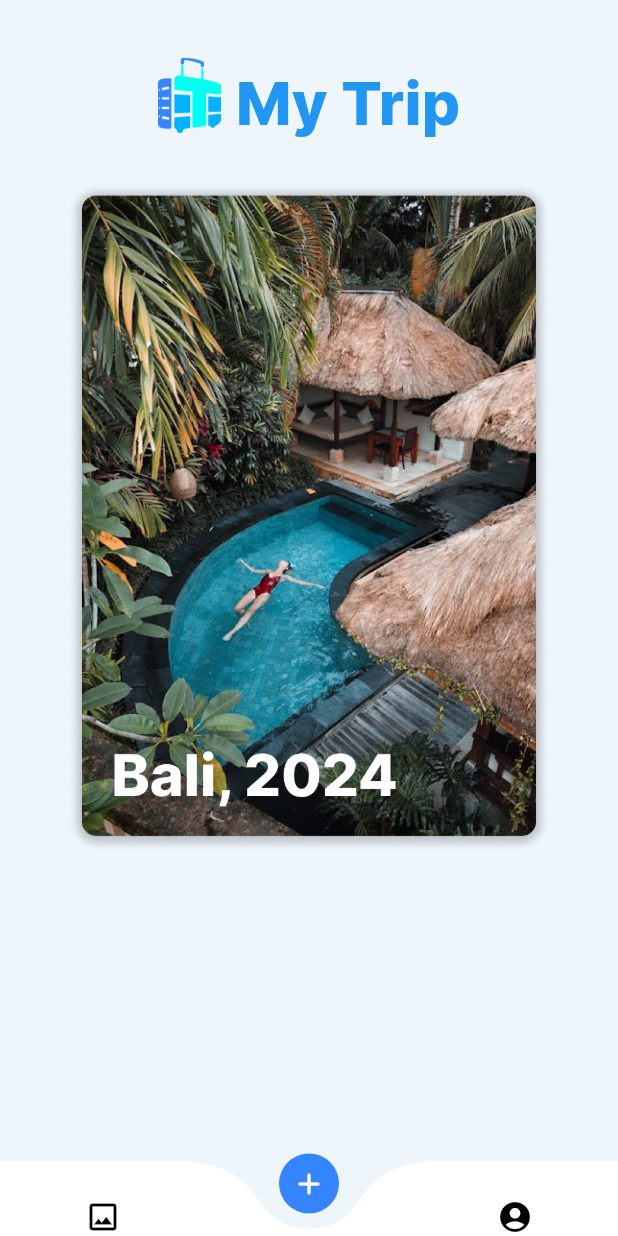
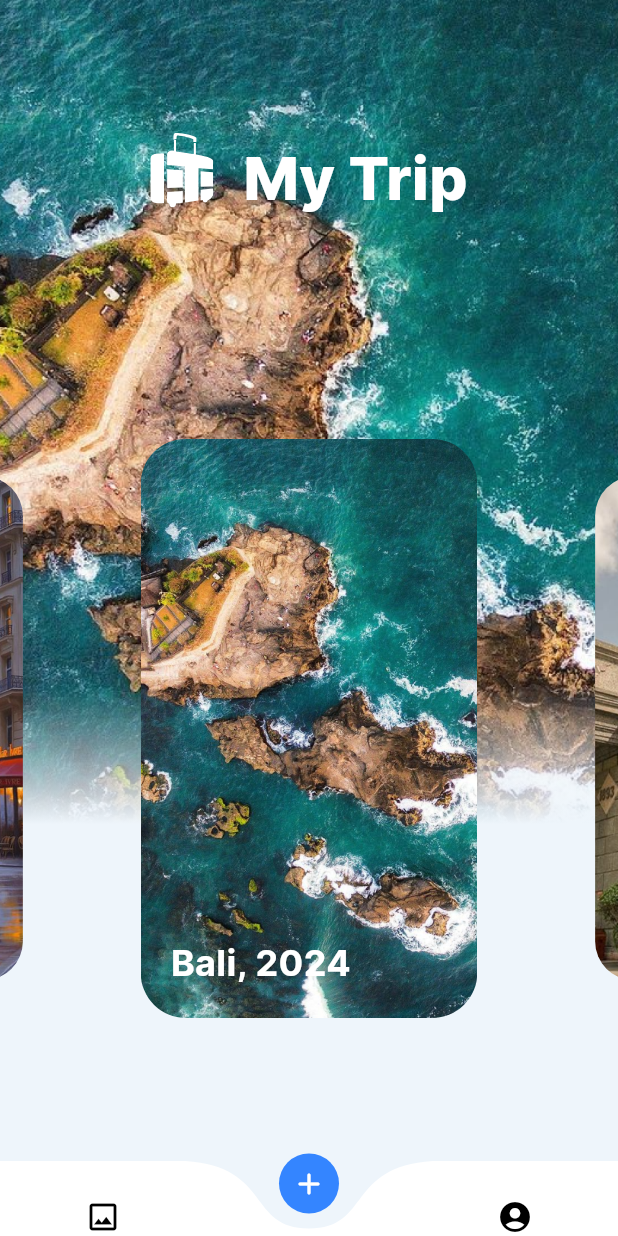
Before and after one commit to ryanceha/Trippin, a Flutter app: the HomePage screen opened directly, on a phone screen of 412 x 824 dp. Run offline on Flutter 3.47's test engine with Material 3 defaults, Android fonts, the phone set to English and light mode, and no system bars; drawn by our look-alikes of carousel_slider, curved_navigation_bar; our stand-ins replace animated_splash_screen, flutter_svg, percent_indicator.

Commit message:
done enhancing the home page

```diff
--- a/lib/main.dart
+++ b/lib/main.dart
@@ -1,5 +1,4 @@
 import 'package:flutter/material.dart';
-import 'package:trippin/pages/galery.dart';
 import 'package:trippin/pages/splash_page.dart';
 
 void main() {
--- a/lib/pages/home_page.dart
+++ b/lib/pages/home_page.dart
@@ -1,8 +1,8 @@
 import 'package:flutter/material.dart';
 import 'package:curved_navigation_bar/curved_navigation_bar.dart';
-import 'package:trippin/pages/add_trip_page.dart';
+import 'package:carousel_slider/carousel_slider.dart';
+import 'package:flutter_svg/svg.dart';
 import 'package:trippin/pages/dashboard_page.dart';
-import 'package:trippin/pages/recommend_page.dart';
 
 class HomePage extends StatefulWidget {
   const HomePage({Key? key}) : super(key: key);
@@ -51,25 +51,46 @@ class _HomePageState extends State<HomePage>
     super.dispose();
   }
 
+  CarouselController _carouselController = new CarouselController();
+
+  int _current = 0;
+
+  List<dynamic> _cards = [
+    {'text': 'Bali, 2024', 'image': 'lib/images/home/bali.png'},
+    {'text': 'Surabaya, 2024', 'image': 'lib/images/home/surabaya.png'},
+    {'text': 'France, 2027', 'image': 'lib/images/home/france.png'}
+  ];
+
   @override
   Widget build(BuildContext context) {
     return Scaffold(
       backgroundColor: Color(0xFFEEF5FB),
-      body: Stack(
+      body: Container(
+        padding: const EdgeInsets.all(0),
+        height: MediaQuery.of(context).size.height,
+        child: Stack(
           children: [
-          // Logo and Text
+            // Update background image based on carousel's current slide
+            Image.asset(
+              _cards[_current]['image'], // Use the current image
+              fit: BoxFit.cover,
+              width: MediaQuery.of(context).size.width,
+              height: MediaQuery.of(context).size.height,
+            ),
             Positioned(
-            top: 30,
+              top: 80,
               left: 20,
               right: 20,
               child: Row(
                 mainAxisAlignment: MainAxisAlignment.center,
                 children: [
-                Image.asset(
-                  'lib/images/home/logo_wrn.png', // Pastikan path gambar benar
+                  SvgPicture.asset(
+                    'lib/images/home/logo_white.svg',
                     height: 50,
+                    width: 42,
+                    color: Colors.white,
                   ),
-                SizedBox(width: 10),
+                  SizedBox(width: 20),
                   Container(
                     margin: EdgeInsets.only(top: 10), // Margin top 10px
                     child: Text(
@@ -78,132 +99,111 @@ class _HomePageState extends State<HomePage>
                         fontFamily: 'Inter',
                         fontSize: 40,
                         fontWeight: FontWeight.w800, // Extra Bold
-                      color: Colors.blue,
+                        color: Colors.white,
                       ),
                     ),
                   ),
                 ],
               ),
             ),
-          // Cover Image
+
             Positioned(
-            top: 120, // Adjust top position as needed
-            left: 20,
-            right: 20,
               child: Container(
-              height: 450, // Sesuaikan ukuran height di sini
-              child: PageView(
-                controller: _pageController,
-                children: [
-                  GestureDetector(
-                    onTap: () {
-                      Navigator.push(
-                        context,
-                        MaterialPageRoute(
-                            builder: (context) => DashboardPage()),
-                      );
-                    },
-                    child: Image.asset(
-                      'lib/images/home/cover.png', // Path to your uploaded image
-                      // fit: BoxFit.cover,
-                    ),
-                  ),
-                  GestureDetector(
-                    onTap: () {
-                      Navigator.push(
-                        context,
-                        MaterialPageRoute(
-                            builder: (context) => DashboardPage()),
-                      );
-                    },
-                    child: Image.asset(
-                      'lib/images/home/cover2.png', // Path to your second image
-                      // fit: BoxFit.cover,
-                    ),
-                  ),
-                  // Add more images as needed with GestureDetector
+                decoration: BoxDecoration(
+                  gradient: LinearGradient(
+                    begin: Alignment.bottomCenter,
+                    end: Alignment.topCenter,
+                    colors: [
+                      Color(0xFFEEF5FB).withOpacity(1),
+                      Color(0xFFEEF5FB).withOpacity(1),
+                      Color(0xFFEEF5FB).withOpacity(1),
+                      Color(0xFFEEF5FB).withOpacity(1),
+                      Color(0xFFEEF5FB).withOpacity(0),
+                      Color(0xFFEEF5FB).withOpacity(0),
+                      Color(0xFFEEF5FB).withOpacity(0),
+                      Color(0xFFEEF5FB).withOpacity(0),
+                      Color(0xFFEEF5FB).withOpacity(0),
+                      Color(0xFFEEF5FB).withOpacity(0)
                     ],
                   ),
                 ),
               ),
+            ),
             Positioned(
-            bottom: 0,
-            left: 0,
-            right: 0,
-            child: AnimatedBuilder(
-              animation: _animation,
-              builder: (context, child) {
-                return Container(
-                  height: 0 + (_animation.value * 106),
-                  width: 500,
-                  decoration: BoxDecoration(
-                    color: Color(0xFF3485FF),
-                    borderRadius: BorderRadius.vertical(
-                      top: Radius.circular(10),
+              bottom: 50,
+              height: MediaQuery.of(context).size.height * 0.7,
+              width: MediaQuery.of(context).size.width,
+              child: CarouselSlider(
+                carouselController: _carouselController,
+                options: CarouselOptions(
+                  height: 450,
+                  aspectRatio: 16 / 9,
+                  viewportFraction: 0.7,
+                  enlargeCenterPage: true,
+                  onPageChanged: (index, reason) {
+                    setState(() {
+                      _current = index;
+                    });
+                  },
                 ),
-                  ),
-                  child: Padding(
-                    padding: const EdgeInsets.only(
-                        top: 0, left: 16, right: 16, bottom: 50),
-                    child: Row(
-                      mainAxisAlignment: MainAxisAlignment.spaceBetween,
-                      children: [
-                        TextButton(
-                          onPressed: () {
-                            // Handle Recommended button press
+                items: _cards.map((card) {
+                  return Builder(
+                    builder: (BuildContext context) {
+                      return GestureDetector(
+                        onTap: () {
+                          print(card['text']
+                              .runtimeType); // Should print 'String'
+                          print(card['image']
+                              .runtimeType); // Should print 'String'
                           Navigator.push(
                             context,
                             MaterialPageRoute(
-                                    builder: (context) => RecommendPage()));
+                              builder: (context) => DashboardPage(
+                                  // This should also be a String
+                                  ),
+                            ),
+                          );
                         },
-                          style: TextButton.styleFrom(
-                            foregroundColor: Colors.white,
-                            padding: EdgeInsets.symmetric(
-                                vertical: 16.0, horizontal: 24.0),
+                        child: Padding(
+                          padding: const EdgeInsets.all(32.0),
+                          child: ClipRRect(
+                            borderRadius: BorderRadius.circular(30),
+                            child: Stack(
+                              children: [
+                                // Image covers the area within the padding
+                                Image.asset(
+                                  card['image'],
+                                  fit: BoxFit.cover,
+                                  width: 500,
+                                  height: double.infinity,
                                 ),
-                          child: Text('Recommended'),
+                                Positioned(
+                                  bottom: 0,
+                                  child: Container(
+                                    padding: const EdgeInsets.all(20),
+                                    width: MediaQuery.of(context).size.width,
+                                    child: Text(
+                                      card['text'],
+                                      style: TextStyle(
+                                        fontFamily: 'Inter',
+                                        color: Colors.white,
+                                        fontSize: 24,
+                                        fontWeight: FontWeight.bold,
                                       ),
-                        TextButton(
-                          onPressed: () {
-                            Navigator.push(
-                                context,
-                                MaterialPageRoute(
-                                    builder: (context) => AddTripPage()));
-                          },
-                          style: TextButton.styleFrom(
-                            foregroundColor: Colors.white,
-                            padding: EdgeInsets.symmetric(
-                                vertical: 16.0, horizontal: 50.0),
                                     ),
-                          child: Text('New'),
+                                  ),
                                 ),
                               ],
                             ),
                           ),
+                        ),
                       );
                     },
+                  );
+                }).toList(),
               ),
             ),
-          // Button that links to dashboard page
-          // Positioned(
-          //   top: 50,
-          //   right: 20,
-          //   child: Container(
-          //     margin: EdgeInsets.only(top: 40),
-          //     child: ElevatedButton(
-          //       onPressed: () {
-          //         Navigator.push(
-          //           context,
-          //           MaterialPageRoute(builder: (context) => DashboardPage()),
-          //         );
-          //       },
-          //       child: Text('Dashboard'),
-          //     ),
-          //   ),
-          // ),
-          // Center(
-          //   child: Text('Selected Index: $_currentIndex'),
-          // ),
+            // Curved Navigation Bar
             Positioned(
               bottom: 0,
               left: 0,
@@ -246,6 +246,7 @@ class _HomePageState extends State<HomePage>
             ),
           ],
         ),
+      ),
     );
   }
 }
--- a/pubspec.yaml
+++ b/pubspec.yaml
@@ -14,6 +14,7 @@ dependencies:
   curved_navigation_bar: ^1.0.6
   percent_indicator: ^3.4.0
   intl: ^0.18.0
+  carousel_slider: ^4.2.1
 
 dev_dependencies:
   flutter_test:
```
Also changed, not shown: lib/images/home/bali.png (added), lib/images/home/france.png (added), lib/images/home/logo_white.svg (added), lib/images/home/surabaya.png (added), pubspec.lock. Lines whose indentation alone changed are shown as unchanged.
